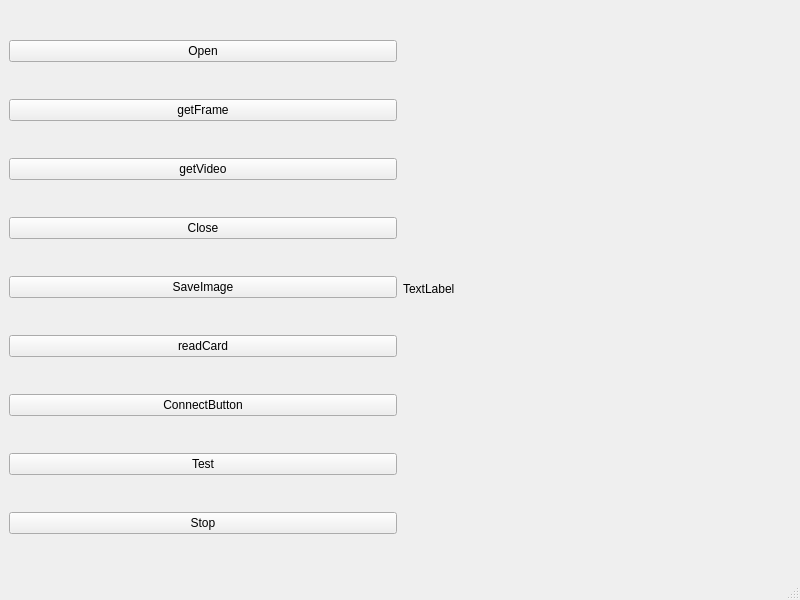
Above: mainwindow.ui from wh201906/Pharmacy_Robot before the change. Below: the same form after it.
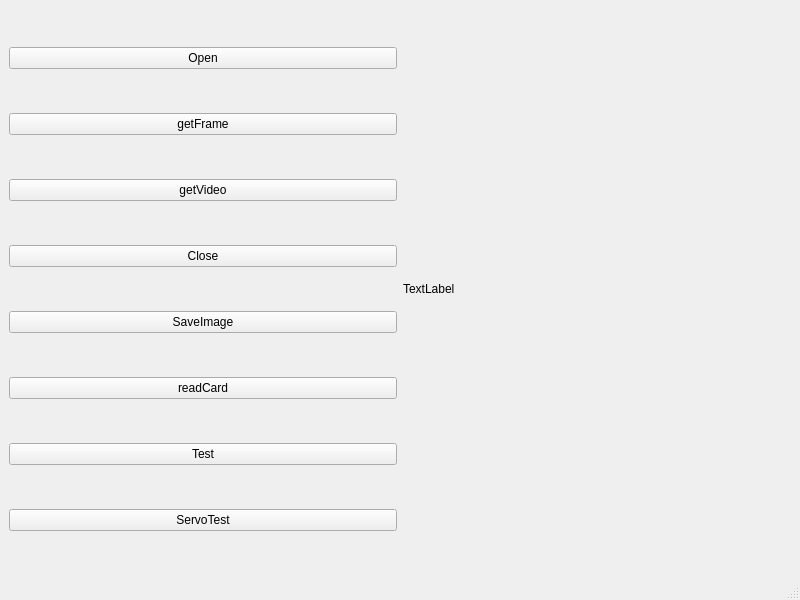
That is the form after the change.

The edit to the form file:
```diff
--- a/mainwindow.ui
+++ b/mainwindow.ui
@@ -59,13 +59,6 @@
         </property>
        </widget>
       </item>
-      <item>
-       <widget class="QPushButton" name="connectButton">
-        <property name="text">
-         <string>ConnectButton</string>
-        </property>
-       </widget>
-      </item>
       <item>
        <widget class="QPushButton" name="testButton">
         <property name="text">
@@ -76,7 +69,7 @@
       <item>
        <widget class="QPushButton" name="pushButton">
         <property name="text">
-         <string>Stop</string>
+         <string>ServoTest</string>
         </property>
        </widget>
       </item>
```
Left out of the diff: 2 changed lines with no effect on the pictures.
